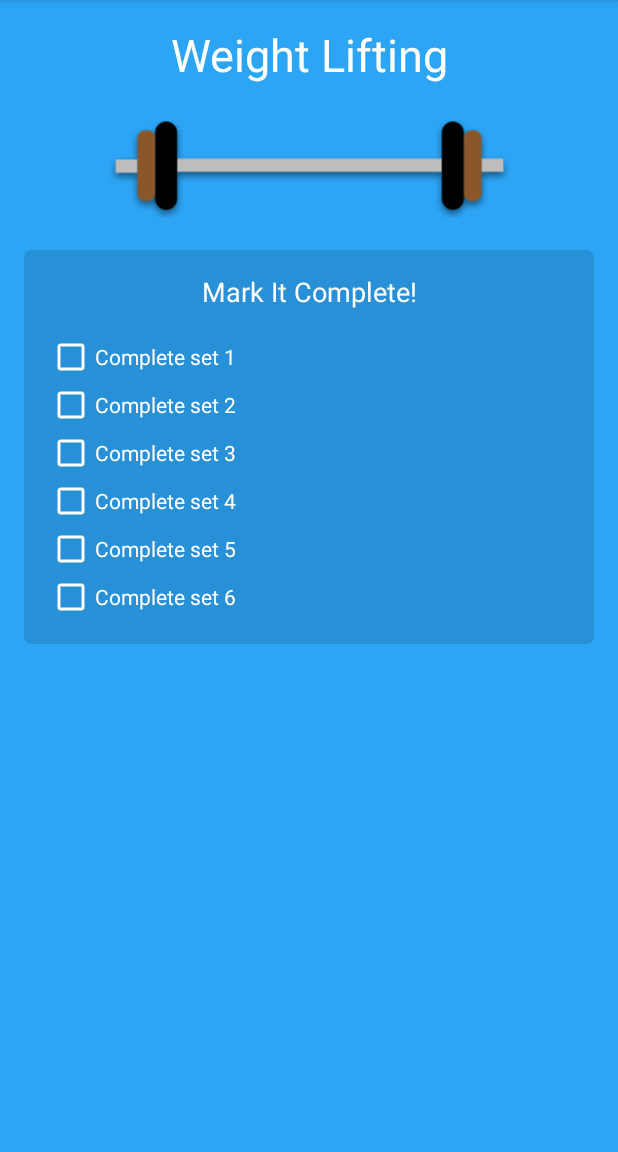
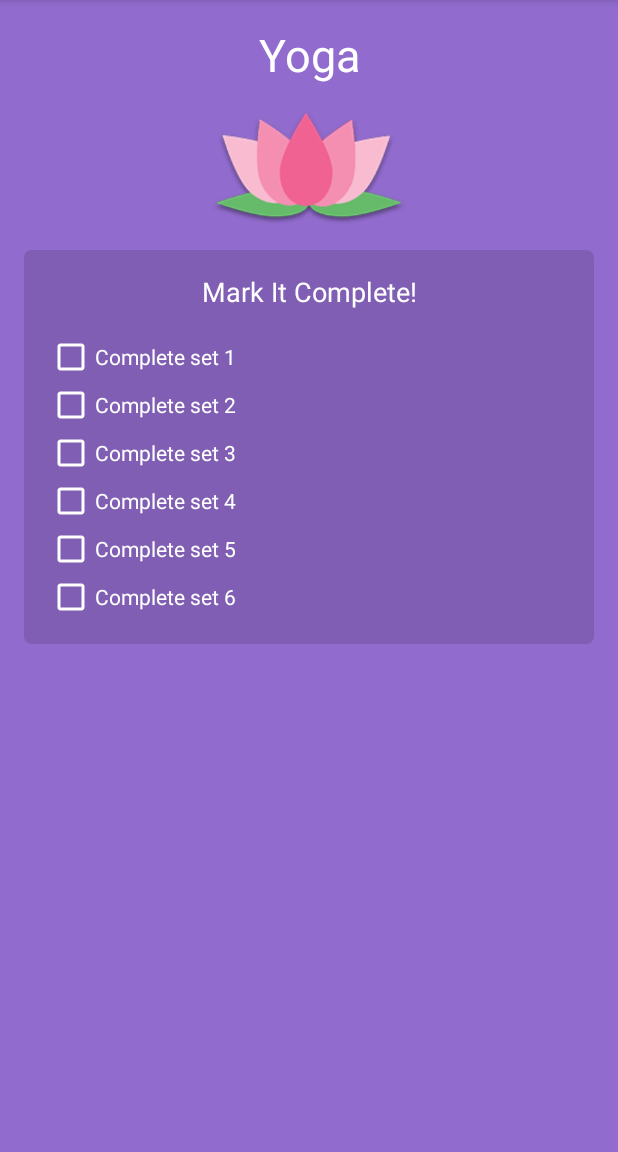
Before and after one commit to ArminAg/android-workout-app, an Android app: the screen it shows after launch (DetailsActivity), after a tap on "1 hour", on a phone screen of 412 x 824 dp, the part 84-1236 px from its top. Run offline under Robolectric (Android 15) with nearby library versions, the phone set to English and light mode, and no system bars.

Commit message:
Add Details Data Loading

```diff
--- a/app/src/main/java/solutions/hedron/android_workout_app/DetailsActivity.java
+++ b/app/src/main/java/solutions/hedron/android_workout_app/DetailsActivity.java
@@ -1,7 +1,12 @@
 package solutions.hedron.android_workout_app;
 
+import android.graphics.Color;
+import android.support.v4.content.ContextCompat;
 import android.support.v7.app.AppCompatActivity;
 import android.os.Bundle;
+import android.widget.ImageView;
+import android.widget.LinearLayout;
+import android.widget.TextView;
 
 public class DetailsActivity extends AppCompatActivity {
 
@@ -9,5 +14,23 @@ public class DetailsActivity extends AppCompatActivity {
     protected void onCreate(Bundle savedInstanceState) {
         super.onCreate(savedInstanceState);
         setContentView(R.layout.activity_details);
+
+        TextView titleText = (TextView)findViewById(R.id.titleText);
+        ImageView mainImage = (ImageView)findViewById(R.id.mainImage);
+        LinearLayout mainBg = (LinearLayout)findViewById(R.id.mainBg);
+
+        String exerciseTitle = getIntent().getStringExtra(MainActivity.EXTRA_ITEM_TITLE);
+        titleText.setText(exerciseTitle);
+
+        if (exerciseTitle.equalsIgnoreCase(MainActivity.EXERCISE_WEIGHTS)){
+            mainImage.setImageDrawable(ContextCompat.getDrawable(getApplicationContext(), R.drawable.weight));
+            mainBg.setBackgroundColor(Color.parseColor("#2ca5f5"));
+        } else if (exerciseTitle.equalsIgnoreCase(MainActivity.EXERCISE_YOGA)){
+            mainImage.setImageDrawable(ContextCompat.getDrawable(getApplicationContext(), R.drawable.lotus));
+            mainBg.setBackgroundColor(Color.parseColor("#916bcd"));
+        } else {
+            mainImage.setImageDrawable(ContextCompat.getDrawable(getApplicationContext(), R.drawable.heart));
+            mainBg.setBackgroundColor(Color.parseColor("#52ad56"));
+        }
     }
 }
--- a/app/src/main/res/layout/activity_details.xml
+++ b/app/src/main/res/layout/activity_details.xml
@@ -2,7 +2,7 @@
 <LinearLayout xmlns:android="http://schemas.android.com/apk/res/android"
     xmlns:app="http://schemas.android.com/apk/res-auto"
     xmlns:tools="http://schemas.android.com/tools"
-    android:id="@+id/activity_details"
+    android:id="@+id/mainBg"
     android:layout_width="match_parent"
     android:layout_height="match_parent"
     android:paddingBottom="@dimen/activity_vertical_margin"
```
